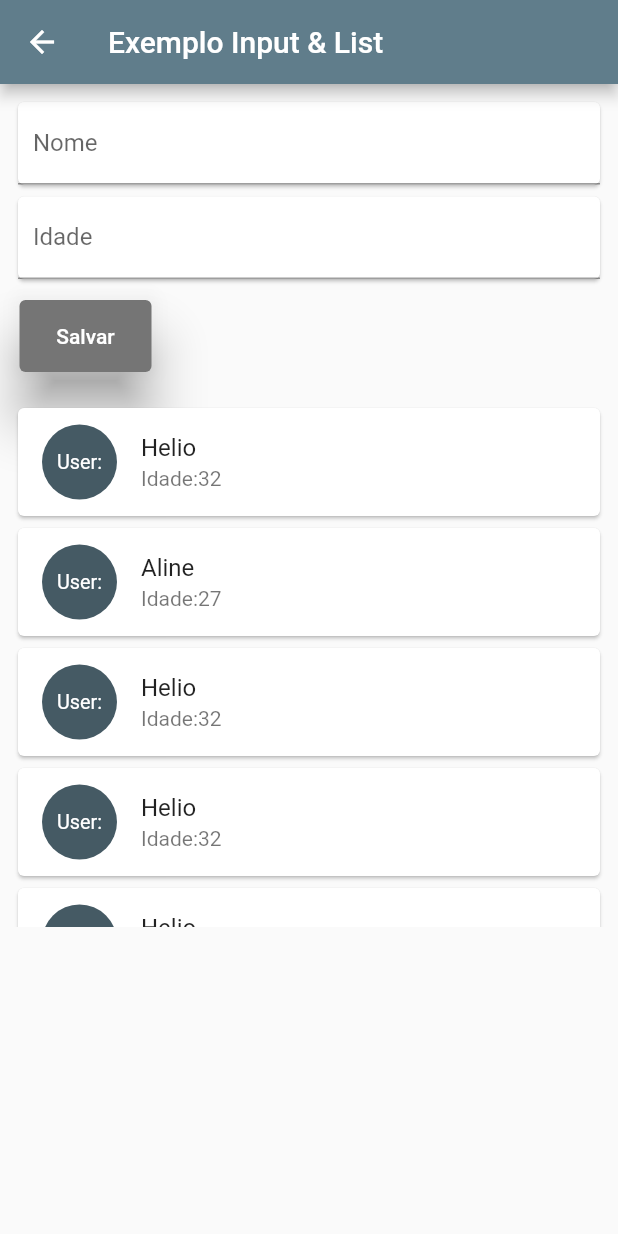
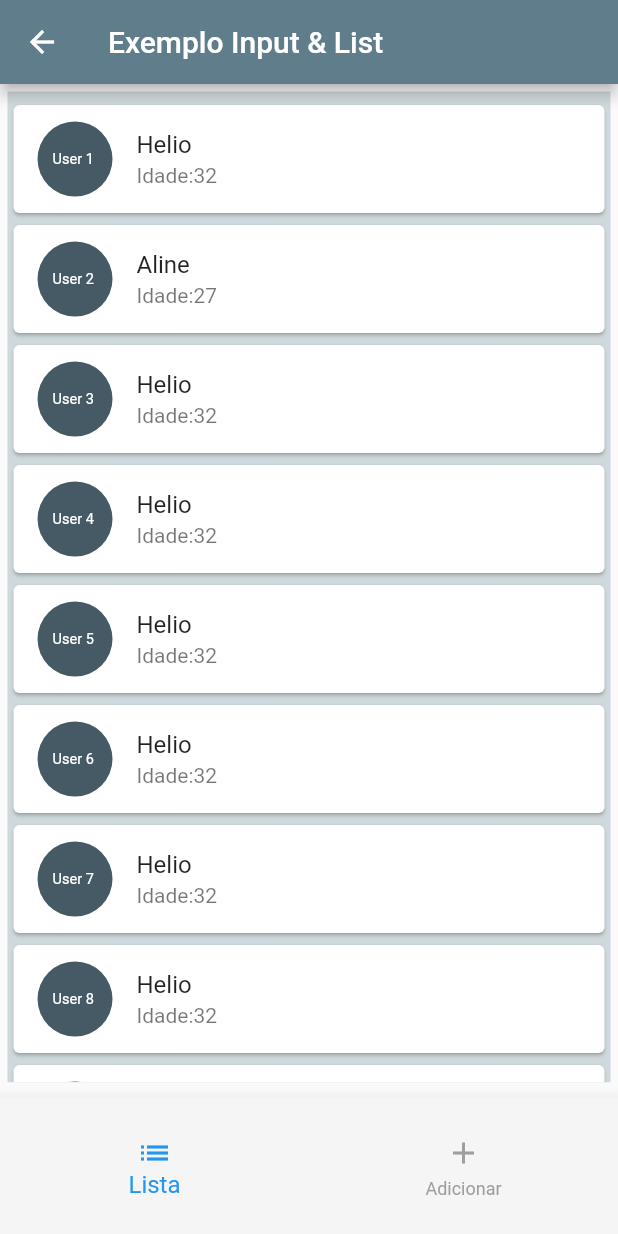
Before and after one commit to HelioRDF/projetoTeste, a Flutter app: the ListViewBuild screen opened directly, on a phone screen of 412 x 824 dp. Run offline on Flutter 3.47's test engine with Material 2 defaults, Android fonts, the phone set to English and light mode, and no system bars; our stand-ins replace splashscreen.

Commit message:
Inclusão de BottomMenu em listview.builder

```diff
--- a/lib/View/ListViewBuild.dart
+++ b/lib/View/ListViewBuild.dart
@@ -1,5 +1,6 @@
+import 'dart:async';
+
 import 'package:flutter/material.dart';
-import 'package:flutter/services.dart';
 import 'package:projetoTeste/Model/Pessoa.dart';
 
 class ListViewBuild extends StatefulWidget {
@@ -13,9 +14,11 @@ class _ListViewBuildState extends State<ListViewBuild> {
     Pessoa(nome: "Aline", idade: 27)
   ];
   int num = 1;
+  var _selecaoSubmenu = 0;
+  String _mensagem = "";
 
   _criarLista() {
-    while (num < 60) {
+    while (num < 10) {
       num++;
       _listaPessoas.add(
         Pessoa(nome: "Helio", idade: 32),
@@ -29,6 +32,14 @@ class _ListViewBuildState extends State<ListViewBuild> {
   _salvar(nome, idade) {
     setState(() {
       _listaPessoas.add(Pessoa(nome: nome.text, idade: int.parse(idade.text)));
+      _mensagem = "Pessoa salva com sucesso!";
+    });
+
+    Timer timer = new Timer(new Duration(seconds: 5), () {
+      debugPrint("Print after 5 seconds");
+      setState(() {
+        _mensagem = "";
+      });
     });
   }
 
@@ -40,72 +51,146 @@ class _ListViewBuildState extends State<ListViewBuild> {
 
   @override
   Widget build(BuildContext context) {
+    var _appBar = AppBar(
+      title: Text("Exemplo Input & List"),
+    );
+
+    // var _bottomNavigationBar =
+    var a = 1;
+    var alturaAppBar = _appBar.preferredSize.height;
+    var alturaStatusBar = MediaQuery.of(context).padding.top;
+    var alturaTela =
+        MediaQuery.of(context).size.height - alturaAppBar - alturaStatusBar;
     return Scaffold(
-      appBar: AppBar(
-        title: Text("Exemplo Input & List"),
+      appBar: _appBar,
+      body: _selecaoSubmenu == 0
+          ? Lista(alturaTela, _listaPessoas)
+          : Cadastro(_nome, _idade, alturaTela, _salvar, _mensagem),
+      bottomNavigationBar: SizedBox(
+        height: alturaTela * 0.12,
+        child: BottomNavigationBar(
+          currentIndex: _selecaoSubmenu,
+          backgroundColor: Colors.grey[100],
+          unselectedItemColor: Colors.grey,
+          selectedItemColor: Colors.blue,
+          elevation: 10,
+          selectedFontSize: 16,
+          unselectedFontSize: 12,
+          onTap: (indice) {
+            setState(() {
+              _selecaoSubmenu = indice;
+              print(_selecaoSubmenu);
+            });
+          },
+          items: [
+            BottomNavigationBarItem(
+              icon: Icon(
+                Icons.list,
               ),
-      body: SingleChildScrollView(
-        child: Padding(
-          padding: const EdgeInsets.all(8.0),
+              label: "Lista",
+            ),
+            BottomNavigationBarItem(icon: Icon(Icons.add), label: "Adicionar"),
+          ],
+        ),
+      ),
+    );
+  }
+}
+
+class Lista extends StatelessWidget {
+  var alturaTela;
+  var _listaPessoas;
+  Lista(this.alturaTela, this._listaPessoas);
+
+  @override
+  Widget build(BuildContext context) {
+    return Padding(
+      padding: const EdgeInsets.all(5.0),
       child: Column(
         crossAxisAlignment: CrossAxisAlignment.start,
+        children: [
+          Container(
+              color: Colors.blueGrey[100],
+              height: alturaTela * 0.86,
+              padding: EdgeInsets.only(top: 5),
+              child: ListView.builder(
+                  itemCount: _listaPessoas.length,
+                  itemBuilder: (context, indice) {
+                    Pessoa pessoa = _listaPessoas[indice];
+                    int numPessoa = indice+1;
+
+                    return Card(
+                      child: ListTile(
+                        leading: CircleAvatar(
+                            radius: 25,
+                            child: Padding(
+                              padding: const EdgeInsets.all(10.0),
+                              child: FittedBox(child: Text("User $numPessoa "  )),
+                            )),
+                        title: Text(pessoa.nome),
+                        subtitle: Text("Idade:" + pessoa.idade.toString()),
+                      ),
+                    );
+                  }))
+        ],
+      ),
+    );
+  }
+}
+
+class Cadastro extends StatelessWidget {
+  var alturaTela;
+  var _nome;
+  var _idade;
+  var _mensagem;
+  Function(TextEditingController, TextEditingController) _salvar;
+  Cadastro(
+      this._nome, this._idade, this.alturaTela, this._salvar, this._mensagem);
+
+  @override
+  Widget build(BuildContext context) {
+    return Container(
+      height: alturaTela * 0.5,
+      child: Column(
+        mainAxisAlignment: MainAxisAlignment.spaceAround,
         children: [
           Card(
               child: TextField(
             controller: _nome,
             decoration: InputDecoration(
-                    labelText: "Nome", contentPadding: EdgeInsets.all(10)),
+                labelText: "Nome", contentPadding: EdgeInsets.all(5)),
             keyboardType: TextInputType.text,
           )),
           Card(
               child: TextField(
                   controller: _idade,
                   decoration: InputDecoration(
-                          labelText: "Idade",
-                          contentPadding: EdgeInsets.all(10)),
+                      labelText: "Idade", contentPadding: EdgeInsets.all(5)),
                   keyboardType: TextInputType.number)),
           Row(
             mainAxisAlignment: MainAxisAlignment.spaceBetween,
             children: [
-                  Card(
-                      shadowColor: Theme.of(context).accentColor,
+              Padding(
+                padding: const EdgeInsets.only(left: 5),
+                child: FlatButton(
                   color: Theme.of(context).accentColor,
-                      margin: EdgeInsets.only(top: 10, left: 5),
-                      elevation: 15,
-                      child: FlatButton(
-                        child: Text("Salvar"),
+                  child: Text(
+                    "Salvar",
+                    style: TextStyle(fontSize: 12),
+                  ),
                   textColor: Colors.white,
                   onPressed: () {
                     _salvar(_nome, _idade);
                   },
-                      )),
+                ),
+              ),
             ],
           ),
-              Padding(
-                padding: EdgeInsets.only(top: 20),
-                child: Container(
-                    height: 350,
-                    child: ListView.builder(
-                        itemCount: _listaPessoas.length,
-                        itemBuilder: (context, indice) {
-                          Pessoa pessoa = _listaPessoas[indice];
-                          return Card(
-                            child: ListTile(
-                              leading: CircleAvatar(
-                                radius: 25,
-                                  child: Padding(
-                                    padding: const EdgeInsets.all(10.0),
-                                    child: FittedBox(child: Text("User:")),
-                                  )),
-                              title: Text(pessoa.nome),
-                              subtitle: Text("Idade:"+pessoa.idade.toString()),
-                            ),
-                          );
-                        })),
+          Text(
+            _mensagem,
+            style: TextStyle(color: Colors.blue, fontSize: 20),
           )
         ],
-          ),
-        ),
       ),
     );
   }
```
Lines whose indentation alone changed are shown as unchanged.
